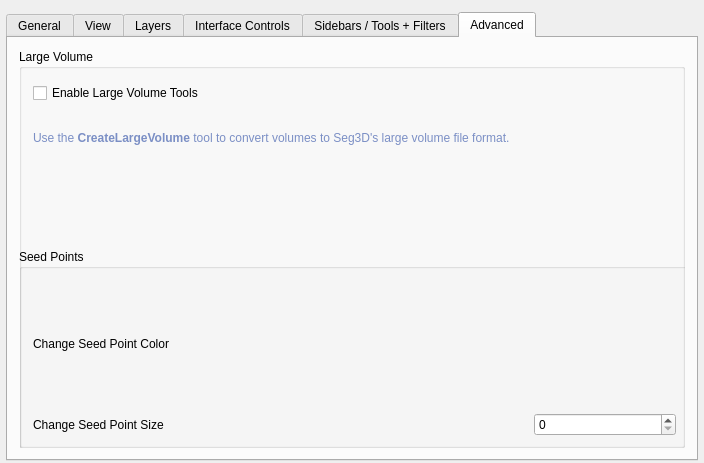
Old version of the form src/Interface/Application/PreferencesInterface.ui in the repository SCIInstitute/Seg3D.
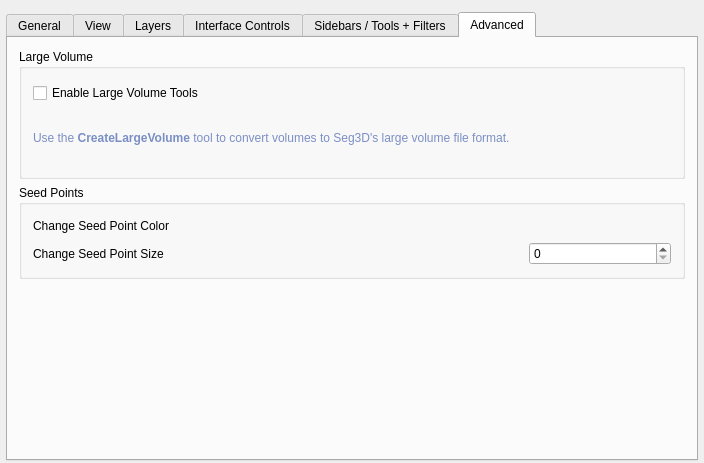
New version of the form. Custom widgets are drawn as their Qt base class.

Commit message:
Add QtColorPicker QtBrdige code
Still has linker error

```diff
--- a/src/Interface/Application/PreferencesInterface.ui
+++ b/src/Interface/Application/PreferencesInterface.ui
@@ -1638,6 +1638,89 @@
        <string>Advanced</string>
       </attribute>
       <layout class="QGridLayout" name="gridLayout_6">
+       <item row="1" column="0">
+        <widget class="QGroupBox" name="seed_points_groupbox_">
+         <property name="title">
+          <string>Seed Points</string>
+         </property>
+         <layout class="QGridLayout" name="seed_points_layout_">
+          <item row="0" column="1">
+           <widget class="QLabel" name="seed_point_color_label_">
+            <property name="minimumSize">
+             <size>
+              <width>200</width>
+              <height>0</height>
+             </size>
+            </property>
+            <property name="text">
+             <string>Change Seed Point Color</string>
+            </property>
+           </widget>
+          </item>
+          <item row="1" column="1">
+           <widget class="QLabel" name="seed_point_size_label_">
+            <property name="minimumSize">
+             <size>
+              <width>200</width>
+              <height>0</height>
+             </size>
+            </property>
+            <property name="text">
+             <string>Change Seed Point Size</string>
+            </property>
+           </widget>
+          </item>
+          <item row="1" column="4">
+           <widget class="QSpinBox" name="seed_point_size_">
+            <property name="minimumSize">
+             <size>
+              <width>0</width>
+              <height>0</height>
+             </size>
+            </property>
+            <property name="maximumSize">
+             <size>
+              <width>16777215</width>
+              <height>16777215</height>
+             </size>
+            </property>
+           </widget>
+          </item>
+          <item row="0" column="2" colspan="2">
+           <spacer name="horizontalSpacer">
+            <property name="orientation">
+             <enum>Qt::Horizontal</enum>
+            </property>
+            <property name="sizeType">
+             <enum>QSizePolicy::Fixed</enum>
+            </property>
+            <property name="sizeHint" stdset="0">
+             <size>
+              <width>100</width>
+              <height>20</height>
+             </size>
+            </property>
+           </spacer>
+          </item>
+          <item row="1" column="2" colspan="2">
+           <spacer name="horizontalSpacer_5">
+            <property name="orientation">
+             <enum>Qt::Horizontal</enum>
+            </property>
+            <property name="sizeType">
+             <enum>QSizePolicy::Fixed</enum>
+            </property>
+            <property name="sizeHint" stdset="0">
+             <size>
+              <width>100</width>
+              <height>20</height>
+             </size>
+            </property>
+           </spacer>
+          </item>
+         </layout>
+        </widget>
+       </item>
        <item row="0" column="0">
         <widget class="QGroupBox" name="groupBox_4">
          <property name="sizePolicy">
@@ -1646,6 +1729,12 @@
            <verstretch>0</verstretch>
           </sizepolicy>
          </property>
+         <property name="minimumSize">
+          <size>
+           <width>0</width>
+           <height>130</height>
+          </size>
+         </property>
          <property name="title">
           <string>Large Volume</string>
          </property>
@@ -1710,68 +1799,21 @@
            </item>
           </layout>
          </widget>
-         <widget class="QGroupBox" name="seed_points_groupbox_">
-          <property name="geometry">
-           <rect>
-            <x>0</x>
-            <y>200</y>
-            <width>671</width>
-            <height>201</height>
-           </rect>
-          </property>
-          <property name="title">
-           <string>Seed Points</string>
-          </property>
-          <layout class="QGridLayout" name="seed_points_layout_">
-           <item row="0" column="1">
-            <widget class="QLabel" name="seed_point_color_label_">
-             <property name="minimumSize">
-              <size>
-               <width>200</width>
-               <height>0</height>
-              </size>
-             </property>
-             <property name="text">
-              <string>Change Seed Point Color</string>
-             </property>
-            </widget>
-           </item>
-           <item row="1" column="4">
-            <widget class="QSpinBox" name="seed_point_size_"/>
-           </item>
-           <item row="1" column="1">
-            <widget class="QLabel" name="seed_point_size_label_">
-             <property name="minimumSize">
-              <size>
-               <width>200</width>
-               <height>0</height>
-              </size>
-             </property>
-             <property name="text">
-              <string>Change Seed Point Size</string>
-             </property>
-            </widget>
-           </item>
-           <item row="0" column="2" colspan="2">
-            <spacer name="horizontalSpacer">
-             <property name="orientation">
-              <enum>Qt::Horizontal</enum>
-             </property>
-             <property name="sizeType">
-              <enum>QSizePolicy::Fixed</enum>
-             </property>
-             <property name="sizeHint" stdset="0">
-              <size>
-               <width>200</width>
-               <height>20</height>
-              </size>
-             </property>
-            </spacer>
-           </item>
-          </layout>
-         </widget>
         </widget>
        </item>
+       <item row="2" column="0">
+        <spacer name="verticalSpacer_8">
+         <property name="orientation">
+          <enum>Qt::Vertical</enum>
+         </property>
+         <property name="sizeHint" stdset="0">
+          <size>
+           <width>20</width>
+           <height>40</height>
+          </size>
+         </property>
+        </spacer>
+       </item>
       </layout>
      </widget>
     </widget>
```
The commit also changes 7 other files.
